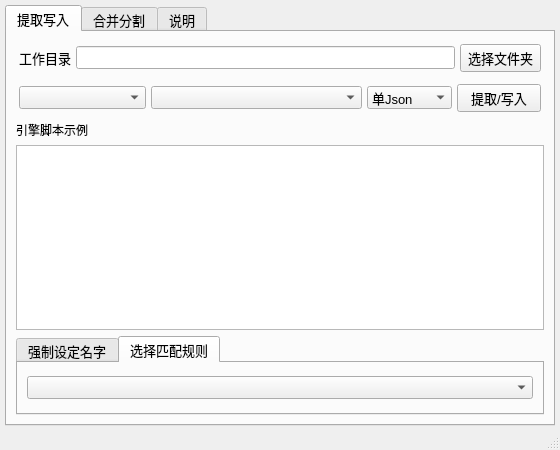
First picture: the form in ui_mainWindow.ui, repository satan53x/SExtractor, before the edit.
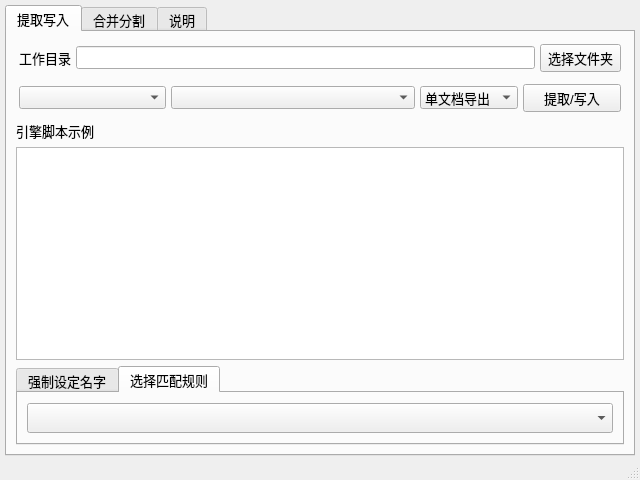
Second picture: the form after the edit. The open tabs and pages were chosen to show the change.

Commit message: change window size

The edit to the form file:
```diff
--- a/ui_mainWindow.ui
+++ b/ui_mainWindow.ui
@@ -6,14 +6,14 @@
    <rect>
     <x>0</x>
     <y>0</y>
-    <width>560</width>
-    <height>450</height>
+    <width>640</width>
+    <height>480</height>
    </rect>
   </property>
   <property name="minimumSize">
    <size>
-    <width>560</width>
-    <height>450</height>
+    <width>640</width>
+    <height>480</height>
    </size>
   </property>
   <property name="font">
@@ -53,7 +53,7 @@
        <attribute name="title">
         <string>提取写入</string>
        </attribute>
-       <layout class="QVBoxLayout" name="verticalLayout">
+       <layout class="QVBoxLayout" name="verticalLayout" stretch="0,0,0,5,0">
         <item>
          <widget class="QWidget" name="widget" native="true">
           <property name="maximumSize">
@@ -144,7 +144,7 @@
             <widget class="QComboBox" name="outputPartBox">
              <item>
               <property name="text">
-               <string>单Json</string>
+               <string>单文档导出</string>
               </property>
              </item>
              <item>
@@ -169,7 +169,7 @@
           <property name="font">
            <font>
             <family>Microsoft YaHei UI</family>
-            <pointsize>9</pointsize>
+            <pointsize>10</pointsize>
             <weight>50</weight>
             <bold>false</bold>
            </font>
@@ -193,6 +193,12 @@
             <height>0</height>
            </size>
           </property>
+          <property name="maximumSize">
+           <size>
+            <width>16777215</width>
+            <height>16777215</height>
+           </size>
+          </property>
           <property name="currentIndex">
            <number>0</number>
           </property>
@@ -225,7 +231,14 @@
            </attribute>
            <layout class="QVBoxLayout" name="verticalLayout_5">
             <item>
-             <widget class="QComboBox" name="regNameBox"/>
+             <widget class="QComboBox" name="regNameBox">
+              <property name="minimumSize">
+               <size>
+                <width>0</width>
+                <height>30</height>
+               </size>
+              </property>
+             </widget>
             </item>
            </layout>
           </widget>
```
Left out of the diff: 4 changed lines with no effect on the pictures. The commit also changes 2 other files.
